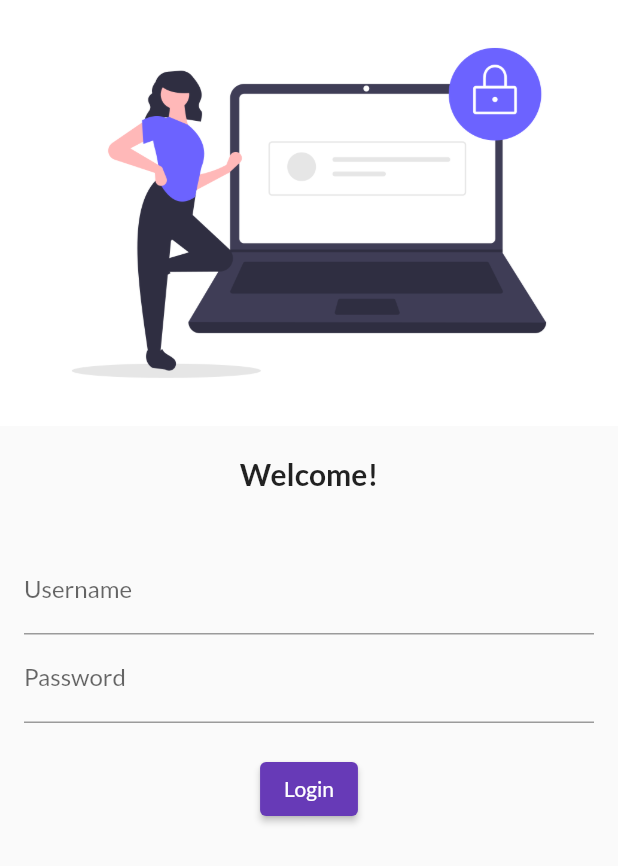
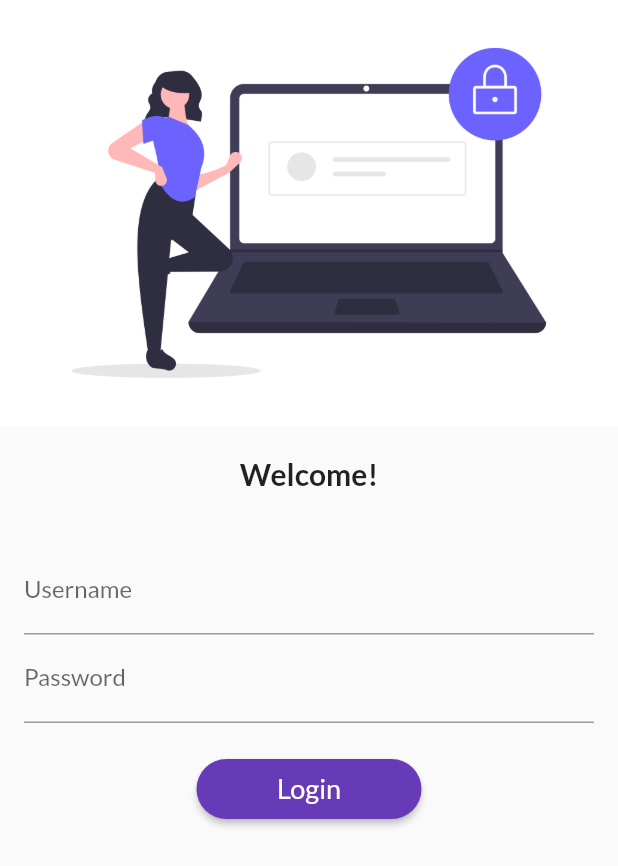
Before and after one commit to pnkjverma/30daysofflutter, a Flutter app: the screen it shows after launch, on a phone screen of 412 x 824 dp. Shown: the top 866 px of the screen. Run offline on Flutter 3.47's test engine with Material 2 defaults, Android fonts, the phone set to English and light mode, and no system bars; our stand-ins replace google_fonts.

Commit message:
Day5 completed

```diff
--- a/lib/main.dart
+++ b/lib/main.dart
@@ -1,5 +1,6 @@
 import 'package:flutter/material.dart';
 import 'package:flutter_application_1/screens/login_page.dart';
+import 'package:flutter_application_1/utils/routes.dart';
 import 'package:google_fonts/google_fonts.dart';
 
 import 'screens/home_page.dart';
@@ -19,9 +20,9 @@ class MyApp extends StatelessWidget {
       debugShowCheckedModeBanner: false,
       initialRoute: '/login',
       routes: {
-        '/': (context) => HomePage(),
-        '/home': (context) => HomePage(),
-        '/login': (context) => LoginPage(),
+        //'/': (context) => HomePage(),
+        MyRoutes.homeRoute: (context) => HomePage(),
+        MyRoutes.loginRoute: (context) => LoginPage(),
       },
     );
   }
--- a/lib/screens/home_page.dart
+++ b/lib/screens/home_page.dart
@@ -1,13 +1,14 @@
 import 'package:flutter/material.dart';
 
 class HomePage extends StatelessWidget {
+  static const routeName = '/home';
   @override
   Widget build(BuildContext context) {
     return Scaffold(
       appBar: AppBar(
         title: Text('Catlog App'),
       ),
-      drawer: Drawer(),
+      //drawer: Drawer(),
     );
   }
 }
--- a/lib/screens/login_page.dart
+++ b/lib/screens/login_page.dart
@@ -1,12 +1,13 @@
 import 'dart:ui';
 
 import 'package:flutter/material.dart';
+import 'package:flutter_application_1/utils/routes.dart';
 
 class LoginPage extends StatelessWidget {
-  static const String routeName = 'login';
   @override
   Widget build(BuildContext context) {
     return Material(
+        child: SingleChildScrollView(
       child: Column(
         children: [
           Image.asset(
@@ -43,11 +44,24 @@ class LoginPage extends StatelessWidget {
                 SizedBox(
                   height: 20,
                 ),
-              ElevatedButton(onPressed: () {}, child: Text('Login'))
+                ElevatedButton(
+                    onPressed: () {
+                      Navigator.pushNamed(context, MyRoutes.homeRoute);
+                    },
+                    child: Text(
+                      'Login',
+                      style: TextStyle(fontSize: 18),
+                    ),
+                    style: TextButton.styleFrom(
+                      minimumSize: Size(150, 40),
+                      shape: RoundedRectangleBorder(
+                          borderRadius: BorderRadius.circular(50)),
+                    ))
               ],
             ),
           ),
         ],
+      ),
     ));
   }
 }
--- /dev/null
+++ b/lib/utils/routes.dart
@@ -0,0 +1,4 @@
+class MyRoutes {
+  static const loginRoute = '/login';
+  static const homeRoute = '/home';
+}
```
Lines whose indentation alone changed are shown as unchanged.
